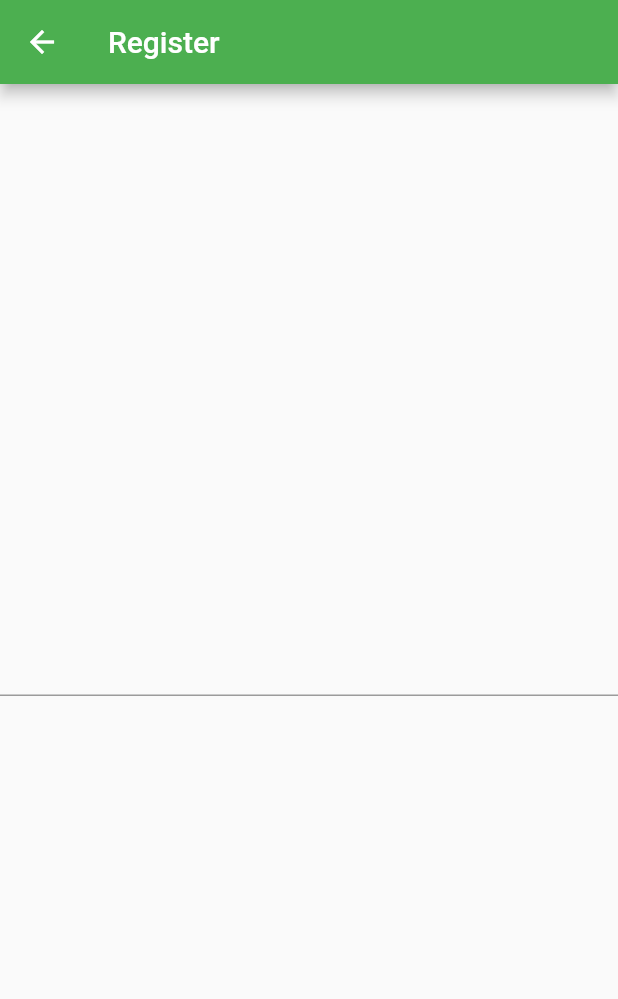
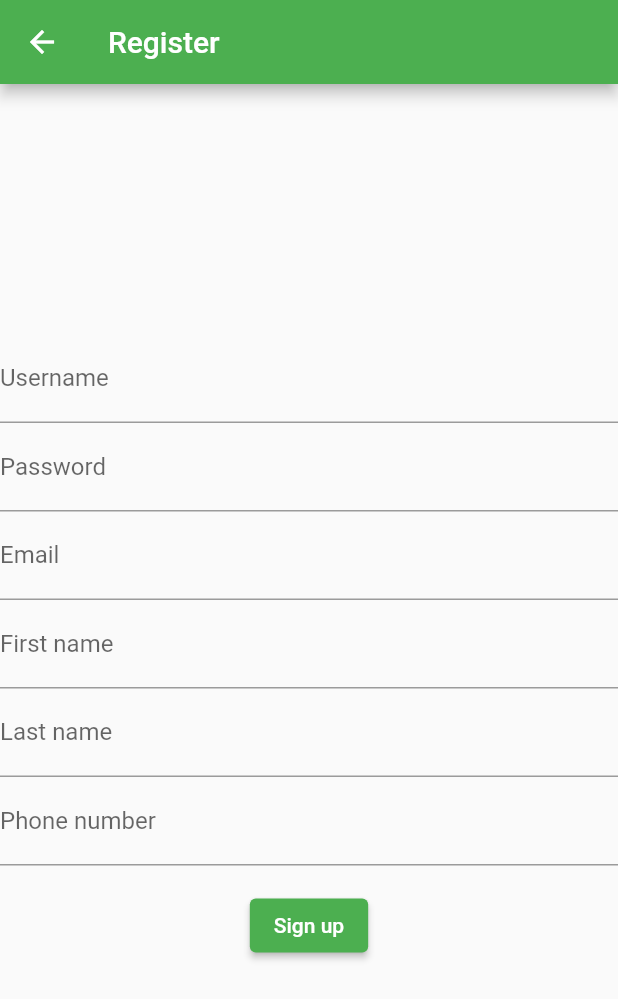
Before and after one commit to rootatkali/hey-client, a Flutter app: the RegisterPage screen opened directly, on a phone screen of 412 x 824 dp. Shown: the top 999 px of the screen. Run offline on Flutter 3.47's test engine with Material 2 defaults, Android fonts, the light colour scheme and no system bars; our stand-ins replace cookie_jar, dio, logger, retrofit, shared_preferences; accounts and stored records are empty; generated files the repository leaves out were written again; network calls fail.

Commit message:
Create RegisterPage

```diff
--- a/lib/ui/home_page.dart
+++ b/lib/ui/home_page.dart
@@ -48,6 +48,6 @@ class _HomePageState extends State<HomePage> {
 
   _logout() async {
     await Constants.api.logout();
-    Navigator.pop(context);
+    Navigator.pop(context); // TODO named routes, pop until login
   }
 }
--- /dev/null
+++ b/lib/ui/navigation.dart
@@ -0,0 +1,6 @@
+class Navigation {
+  static const splash = "/";
+  static const home = "/home";
+  static const login = "/login";
+  static const register = "/register";
+}
--- a/lib/ui/register_page.dart
+++ b/lib/ui/register_page.dart
@@ -1,4 +1,9 @@
 import 'package:flutter/material.dart';
+import 'package:flutter/services.dart';
+import 'package:hey/model/user_registration.dart';
+import 'package:hey/ui/home_page.dart';
+import 'package:hey/util/constants.dart';
+import 'package:hey/util/validator.dart';
 
 class RegisterPage extends StatefulWidget {
   const RegisterPage({Key? key}) : super(key: key);
@@ -11,6 +16,11 @@ class _RegisterPageState extends State<RegisterPage> {
   // key for accessing form validation
   final _form = GlobalKey<FormState>();
   final _user = TextEditingController();
+  final _pass = TextEditingController();
+  final _email = TextEditingController();
+  final _firstName = TextEditingController();
+  final _lastName = TextEditingController();
+  final _phone = TextEditingController();
 
   @override
   Widget build(BuildContext context) {
@@ -26,9 +36,65 @@ class _RegisterPageState extends State<RegisterPage> {
                 children: <Widget>[
                   TextFormField(
                     controller: _user,
+                    validator: Validator.validateUsername,
+                    decoration: const InputDecoration(labelText: "Username"),
+                  ),
+                  TextFormField(
+                    controller: _pass,
+                    validator: Validator.validatePassword,
+                    obscureText: true,
+                    decoration: const InputDecoration(labelText: "Password"),
+                  ),
+                  TextFormField(
+                    controller: _email,
+                    validator: Validator.validateEmail,
+                    decoration: const InputDecoration(labelText: "Email"),
+                  ),
+                  TextFormField(
+                    controller: _firstName,
+                    validator: Validator.validateName,
+                    decoration: const InputDecoration(labelText: "First name"),
+                  ),
+                  TextFormField(
+                    controller: _lastName,
+                    validator: Validator.validateName,
+                    decoration: const InputDecoration(labelText: "Last name"),
+                  ),
+                  TextFormField(
+                    controller: _phone,
+                    validator: Validator.validatePhoneNumber,
+                    keyboardType: TextInputType.phone,
+                    inputFormatters: <TextInputFormatter>[
+                      FilteringTextInputFormatter.digitsOnly
+                    ],
+                    decoration: const InputDecoration(labelText: "Phone number"),
+                  ),
+                  Container(
+                    padding: const EdgeInsets.all(16),
+                    child: ElevatedButton(
+                      onPressed: register,
+                      child: const Text("Sign up"),
+                    ),
                   )
                 ],
               ))),
     );
   }
+
+  register() async {
+    if (_form.currentState!.validate()) {
+      var reg = UserRegistration(
+          username: _user.text,
+          password: _pass.text,
+          email: _email.text,
+          firstName: _firstName.text,
+          lastName: _lastName.text,
+          phoneNum: _phone.text);
+
+      var user = await Constants.api.createUser(reg);
+
+      Navigator.push(
+          context, MaterialPageRoute(builder: (ctx) => const HomePage()));
+    }
+  }
 }
--- a/lib/util/validator.dart
+++ b/lib/util/validator.dart
@@ -8,37 +8,51 @@ class Validator {
   /// <ul>
   /// <li> length >= 3
   /// <li> is alphanum, starts with letter
-  static bool validateUsername(String? username) {
+  static String? validateUsername(String? username) {
     // length >= 3
-    if (username == null || username.length < 3) return false;
+    if (username == null || username.length < 3) {
+      return "Your username must contain at least 3 characters.";
+    }
 
     // alphanum, starts with letter
-    return RegExp(r'^[a-zA-Z][a-zA-Z0-9]+$', unicode: true).hasMatch(username);
+    return RegExp(r'^[a-zA-Z][a-zA-Z0-9]+$', unicode: true).hasMatch(username)
+        ? null
+        : "Your username must be alphanumeric and start with a letter.";
   }
 
   /// This one isn't possible to validate in Dart, due to different character
   /// object representations.
-  static bool validateName(String? name) => !name.isNullOrEmpty;
+  static String? validateName(String? name) =>
+      name.isNullOrEmpty ? "Your name must not be empty." : null;
 
   /// Validate email by using the same regex from the server
-  static bool validateEmail(String? email) {
-    if (email.isNullOrEmpty) return false;
+  static String? validateEmail(String? email) {
+    if (email.isNullOrEmpty) return "Your email is required.";
 
     return RegExp(r"^[a-zA-Z0-9_!#$%&'*+/=?`{|}~^.-]+@[a-zA-Z0-9.-]+$",
-            unicode: true)
-        .hasMatch(email!);
+                unicode: true)
+            .hasMatch(email!)
+        ? null
+        : "Your email is not valid.";
   }
 
   /// Validate mobile numbers according to the Israeli format
-  static bool validatePhoneNumber(String? number) {
+  static String? validatePhoneNumber(String? number) {
     // 10-digit number
-    if (number == null || number.length != 10) return false;
-    if (int.tryParse(number) == null) return false;
+    if (number == null || number.length != 10) {
+      return "Your phone number must be 10 digits.";
+    }
+    if (int.tryParse(number) == null) {
+      return "Your phone number must contain only numbers.";
+    }
 
+    const invalidNum = "Your number is not a valid mobile number.";
     // mobile carrier prefix
-    if (!number.startsWith("05")) return false;
+    if (!number.startsWith("05")) return invalidNum;
     return <String>['0', '1', '2', '3', '4', '5', '8']
-        .contains(number.substring(2, 3));
+            .contains(number.substring(2, 3))
+        ? null
+        : invalidNum;
   }
 
   /// Validate passwords according to the following terms:
@@ -50,10 +64,10 @@ class Validator {
   /// <li> Lowercase character
   /// <li> Digit
   /// <li> Any of the following special characters: <code>-,. !@#$%^&*()_+=/[]{}\</code>
-  static bool validatePassword(String? password) {
+  static String? validatePassword(String? password) {
     // 8 <= length <= 64
     if (password == null || password.length < 8 || password.length > 64) {
-      return false;
+      return "Your password must be between 8 and 64 characters.";
     }
 
     int checks = 0;
@@ -68,6 +82,6 @@ class Validator {
     if (RegExp(r'[-,. !@#$%^&*()_+=/\[\]{}\\]', unicode: true)
         .hasMatch(password)) checks++;
 
-    return checks >= 3;
+    return checks >= 3 ? null : "Your password isn't secure enough.";
   }
 }
```
Also changed, not shown: lib/ui/login_page.dart (+14 -1 lines), lib/ui/splash_page.dart (added, +15 -0 lines).
